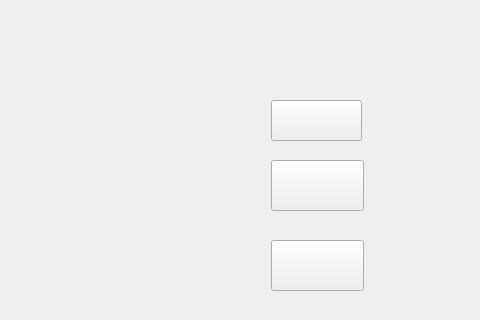
The window that OP version with voice/mainwindow.ui (baiyingzhuying/ungo) describes before a commit, drawn with Qt 5; both pictures show x 569 to 1049 and y 0 to 320 of the 1049 by 699 pixel window.
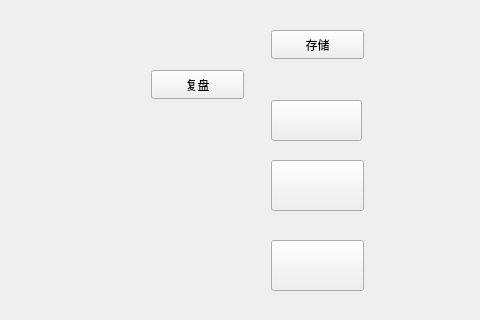
The same window after the commit. Icons and pictures are not drawn.

What changed in the file:
```diff
--- a/OP version with voice/mainwindow.ui
+++ b/OP version with voice/mainwindow.ui
@@ -225,6 +225,32 @@
      <pixmap resource="restart.qrc">:/new/prefix1/restart.png</pixmap>
     </property>
    </widget>
+   <widget class="QPushButton" name="savebutton">
+    <property name="geometry">
+     <rect>
+      <x>840</x>
+      <y>30</y>
+      <width>93</width>
+      <height>29</height>
+     </rect>
+    </property>
+    <property name="text">
+     <string>存储</string>
+    </property>
+   </widget>
+   <widget class="QPushButton" name="reproduce">
+    <property name="geometry">
+     <rect>
+      <x>720</x>
+      <y>70</y>
+      <width>93</width>
+      <height>29</height>
+     </rect>
+    </property>
+    <property name="text">
+     <string>复盘</string>
+    </property>
+   </widget>
    <zorder>label_5</zorder>
    <zorder>label_4</zorder>
    <zorder>label_3</zorder>
```
Left out of the diff: 10 changed lines with no effect on the pictures.
